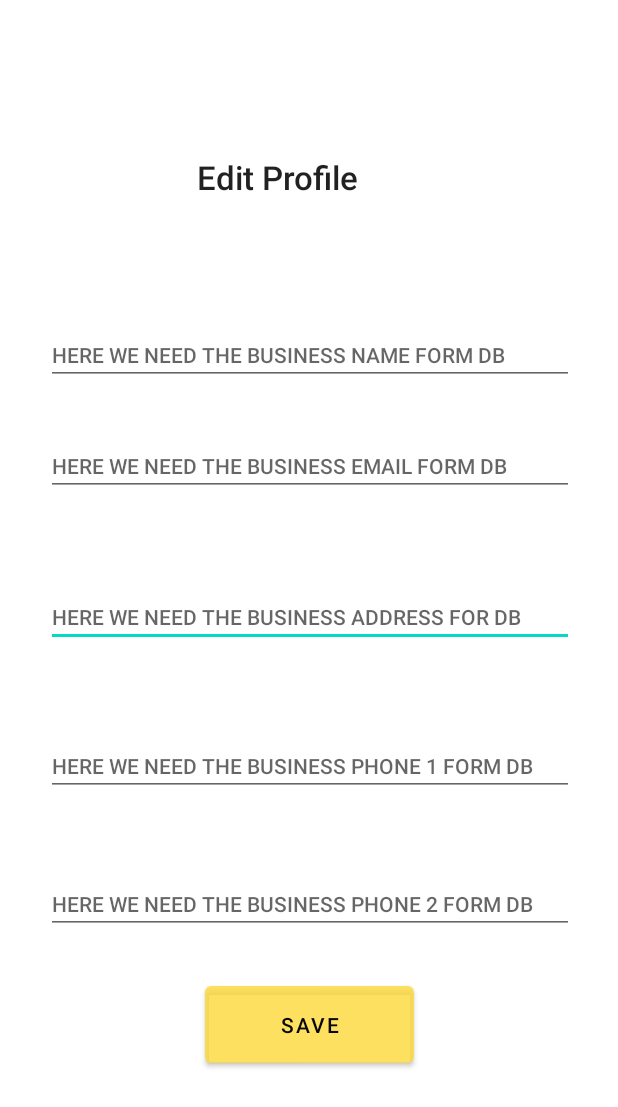
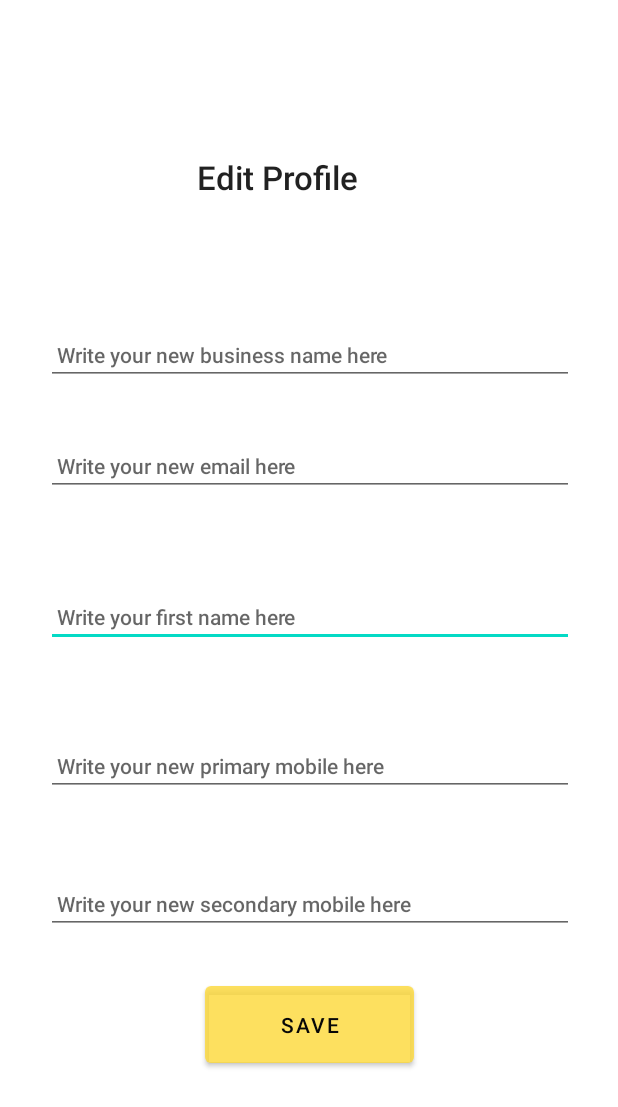
Before and after one commit to FDelivery/business-app, an Android app: the BusinessProfile screen opened directly, with no data from a screen before it, after a tap on "EDIT", on a phone screen of 412 x 824 dp. Shown: the top 1107 px of the screen. Run offline under Robolectric (Android 15) with nearby library versions, the phone set to English and light mode, and no system bars; 6 statements that could not run were skipped.

Commit message:
Finished PUT- updating details

```diff
--- a/app/src/main/java/com/project/fdelivery_bus/BusinessProfile.java
+++ b/app/src/main/java/com/project/fdelivery_bus/BusinessProfile.java
@@ -1,68 +1,83 @@
 package com.project.fdelivery_bus;
 
+import android.annotation.SuppressLint;
 import android.content.Intent;
 import android.os.Bundle;
 import android.util.Log;
 import android.widget.Button;
-import android.widget.EditText;
 import android.widget.TextView;
 import android.widget.Toast;
+
 
 import androidx.appcompat.app.AppCompatActivity;
 
 import com.google.gson.Gson;
 
-import retrofit2.Call;
-import retrofit2.Callback;
-import retrofit2.Response;
 
 public class BusinessProfile extends AppCompatActivity {
-    private EditText AddressMP;
-    private EditText EmailMP;
+    private TextView AddressMP;
+    private TextView EmailMP;
     private Button ChangeMP;
     private Button PassChangeMP;
     private TextView TextMP;
-    private EditText Phone1MP;
-    private EditText Phone2MP;
+    private TextView Phone1MP;
+    private TextView Phone2MP;
     private Button addDelivery;
     private RetrofitInterface rtfBase;
      Business businessUser;
 
 
+    @SuppressLint("SetTextI18n")
     @Override
     protected void onCreate(Bundle savedInstanceState) {
         super.onCreate(savedInstanceState);
         setContentView(R.layout.activity_business_profile);
 
-        AddressMP=(EditText)findViewById(R.id.AddressMP);
+        AddressMP=(TextView)findViewById(R.id.AddressMP);
         ChangeMP=(Button)findViewById(R.id.ChangeMP);
-        EmailMP=(EditText) findViewById(R.id.EmailMP);
+        EmailMP=(TextView) findViewById(R.id.EmailMP);
         PassChangeMP=(Button)findViewById(R.id.PassChangeMP);
         addDelivery=(Button)findViewById(R.id.buttonForAddDeliver);
         rtfBase = RetrofitBase.getRetrofitInterface();
         TextMP=(TextView)findViewById(R.id.TextMP);
-        Phone1MP=(EditText)findViewById(R.id.Phone1MP);
-        Phone2MP=(EditText)findViewById(R.id.Phone2MP);
+        Phone1MP=(TextView)findViewById(R.id.Phone1MP);
+        Phone2MP=(TextView)findViewById(R.id.Phone2MP);
         Bundle extras = getIntent().getExtras();
+        String FromIntent,ID;
         if(extras!=null)
         {
-                String idFromIntent = extras.getString("businessUserInGson");
-                businessUser = new Gson().fromJson(idFromIntent, Business.class);
-                Log.i("ttt", businessUser.getBusinessName());
+                FromIntent = extras.getString("businessUserInGson");
+                ID =extras.getString("id");
+                businessUser = new Gson().fromJson(FromIntent, Business.class);
+                Log.i("ttt", businessUser.getFirstName());
+                businessUser.setId(ID);
+
 
         }
-        Log.i("ttt2", businessUser.getBusinessName());
-
-
-
-
 
 
         TextMP.setText("welcome "+businessUser.getFirstName()+ " "+businessUser.getLastName());
+        EmailMP.setText("My email is: "+businessUser.getEmail());
+        AddressMP.setText("My address is:\n"+ "City: "+businessUser.getAddress().getCity()+"\nstreet: "+businessUser.getAddress().getStreet()
+        +"\nnumber: "+businessUser.getAddress().getNumber());
+        Phone1MP.setText("My phone is: "+businessUser.getPrimaryPhone());
+        if(!businessUser.getPhoneNumber2().isEmpty())
+        {
+            Phone2MP.setText("My second phone is: "+businessUser.getPhoneNumber2());
+        }
+        else{
+            Phone2MP.setText("My second phone is: No number entered");
 
+        }
 
+       // String finalFromIntent = FromIntent;
         ChangeMP.setOnClickListener((v) -> {
-            startActivity(new Intent(this, EditMyProfile.class));
+
+            Intent intent2 =new Intent(this, EditMyProfile.class);
+            intent2.putExtra("id",businessUser.getId());
+            Toast.makeText(BusinessProfile.this, "fill JUST what you need", Toast.LENGTH_LONG).show();
+            startActivity(intent2);
+
         });
 
         addDelivery.setOnClickListener((v) -> {
--- a/app/src/main/java/com/project/fdelivery_bus/EditMyProfile.java
+++ b/app/src/main/java/com/project/fdelivery_bus/EditMyProfile.java
@@ -19,33 +19,42 @@ import retrofit2.Callback;
 import retrofit2.Response;
 
 public class EditMyProfile extends AppCompatActivity {
-    private EditText AddressEP;
+    private EditText fnameEP;
     private EditText EmailEP;
-    private Button ChangeEP;
-    private TextView TextEP;
     private EditText Phone1EP;
     private EditText Phone2EP;
     private EditText NameEP;
     private RetrofitInterface rtfBase;
-
+    private Button ChangeEP;
+    String FromIntent;
     @Override
     protected void onCreate(Bundle savedInstanceState) {
         super.onCreate(savedInstanceState);
         setContentView(R.layout.activity_edit_my_profile);
 
-        AddressEP=(EditText)findViewById(R.id.AddressEP);
+        fnameEP=(EditText)findViewById(R.id.FnameEP);
         ChangeEP=(Button)findViewById(R.id.ChangeEP);
         EmailEP=(EditText) findViewById(R.id.EmailEP);
         NameEP=(EditText)findViewById(R.id.NameEP);
-        TextEP=(TextView)findViewById(R.id.TextEP);
         Phone1EP=(EditText)findViewById(R.id.Phone1EP);
         Phone2EP=(EditText)findViewById(R.id.Phone2EP);
         rtfBase = RetrofitBase.getRetrofitInterface();
 
+         Bundle extras = getIntent().getExtras();
 
+
+
+        if(extras!=null)
+        {
+            FromIntent = extras.getString("id");
+
+
+
+        }
         ChangeEP.setOnClickListener((v) -> {
-            updateUser("610803dc57237f3532b78d70");
-            startActivity(new Intent(this, BusinessProfile.class));
+
+
+            updateUser(FromIntent);
         });
     }
 
@@ -57,13 +66,17 @@ public class EditMyProfile extends AppCompatActivity {
         String NameText= NameEP.getText().toString();
         String Phone1Text= Phone1EP.getText().toString();
         String Phone2Text= Phone2EP.getText().toString();
+        String firstName=fnameEP.getText().toString();
 
 
         if(!emailText.isEmpty()) {
             map.put("email",emailText);
         }
         if(!NameText.isEmpty()) {
-            map.put("firstName",NameText);
+            map.put("businessName",NameText);
+        }
+        if(!firstName.isEmpty()) {
+            map.put("firstName",firstName);
         }
         if(!Phone1Text.isEmpty())
         {
@@ -73,8 +86,8 @@ public class EditMyProfile extends AppCompatActivity {
            map.put("secondaryPhone",Phone2Text);
         }
 
-Log.i("mytest",map.get("primaryPhone")+ " "+ map.get("firstName"));
-
+  // Log.i("mytest3333",id);
+     //   Log.i("mytest444",map.get("primaryPhone")+ " "+ map.get("firstName"));
         Call<Void> call = rtfBase.updateUser(id,map);
     call.enqueue(new Callback<Void>() {
         @Override
@@ -83,7 +96,7 @@ Log.i("mytest",map.get("primaryPhone")+ " "+ map.get("firstName"));
             {
 
                 Toast.makeText(EditMyProfile.this, "We update successfully", Toast.LENGTH_LONG).show();
-
+                GetUser(id);
             }
 
             if(response.code() == 400 || response.code()==500)
@@ -101,6 +114,50 @@ Log.i("mytest",map.get("primaryPhone")+ " "+ map.get("firstName"));
     });
     }
 
+    // get- in id, return user
+    public void GetUser(String id)
+    {
+
+        Intent intent = new Intent(this, BusinessProfile.class);
+
+      //  Log.i("myTest2--",id);
+
+        Call<String> call = rtfBase.getUser(id);
 
 
+        call.enqueue(new Callback<String>() {
+            @Override
+            public void onResponse(Call<String> call, Response<String> response)
+            {
+
+                if(response.code() == 200)
+                {
+
+
+                    intent.putExtra("businessUserInGson",response.body());
+                    intent.putExtra("id",id);
+                 //   Log.i("xxx",response.body());
+                    startActivity(intent);
+
+                }
+
+
+                if(response.code() == 400 || response.code()==500)
+                {
+                    //failure
+                    Toast.makeText(EditMyProfile.this, "this ID do not exist", Toast.LENGTH_LONG).show();
+
+                }
+            }
+
+            @Override
+            public void onFailure(Call<String> call, Throwable t) {
+                Toast.makeText(EditMyProfile.this, "Something went wrong " +t.getMessage(), Toast.LENGTH_LONG).show();
+
+            }
+        });
+
+
+    }
+
 }
--- a/app/src/main/java/com/project/fdelivery_bus/MainActivity.java
+++ b/app/src/main/java/com/project/fdelivery_bus/MainActivity.java
@@ -128,7 +128,7 @@ public class MainActivity extends AppCompatActivity {
 
 
     // get- in id, return user
-    public void GetUser(String id) // need to know how to use in accepted user
+    public void GetUser(String id)
     {
 
         Intent intent = new Intent(this, BusinessProfile.class);
@@ -153,6 +153,8 @@ public class MainActivity extends AppCompatActivity {
                  //   Log.i("TEST2",businessUser.getFirstName());
                   //  Toast.makeText(MainActivity.this, "We found your user", Toast.LENGTH_LONG).show();
                     intent.putExtra("businessUserInGson",response.body());
+                    intent.putExtra("id",id);
+
                     startActivity(intent);
 
 
--- a/app/src/main/java/com/project/fdelivery_bus/RegisterNewBusiness.java
+++ b/app/src/main/java/com/project/fdelivery_bus/RegisterNewBusiness.java
@@ -11,7 +11,7 @@ import android.widget.Toast;
 import androidx.appcompat.app.AppCompatActivity;
 
 import java.util.HashMap;
-import java.util.concurrent.TimeUnit;
+
 
 import retrofit2.Call;
 import retrofit2.Callback;
@@ -184,7 +184,7 @@ public class RegisterNewBusiness extends AppCompatActivity {
         HashMap<String, String> help = new HashMap<>();
         help.put("email",business.getEmail()) ;
         help.put("password",business.getPassword());
-        Call<String[]> call = rtfBase.connect(help); //we get token
+        Call<String[]> call = rtfBase.connect(help); //we get token and id
         call.enqueue(new Callback<String[]>() {
             @Override
             public void onResponse(Call<String[]> call, Response<String[]> response) {
--- a/app/src/main/res/layout/activity_edit_my_profile.xml
+++ b/app/src/main/res/layout/activity_edit_my_profile.xml
@@ -8,11 +8,11 @@
     tools:context=".EditMyProfile">
 
     <EditText
-        android:id="@+id/AddressEP"
+        android:id="@+id/FnameEP"
         android:layout_width="352dp"
         android:layout_height="40dp"
         android:ems="10"
-        android:hint="@string/AddressEP"
+        android:hint=" Write your first name here"
         android:inputType="textPersonName"
         android:textAppearance="@style/TextAppearance.AppCompat.Body2"
         app:layout_constraintBottom_toBottomOf="parent"
@@ -28,7 +28,7 @@
         android:layout_width="352dp"
         android:layout_height="40dp"
         android:ems="10"
-        android:hint="@string/Phone2EP"
+        android:hint=" Write your new secondary mobile here"
         android:inputType="phone"
         android:textAppearance="@style/TextAppearance.AppCompat.Body2"
         app:layout_constraintBottom_toBottomOf="parent"
@@ -43,7 +43,7 @@
         android:layout_width="352dp"
         android:layout_height="40dp"
         android:ems="10"
-        android:hint="@string/Phone1EP"
+        android:hint=" Write your new primary mobile here"
         android:inputType="phone"
         android:textAppearance="@style/TextAppearance.AppCompat.Body2"
         app:layout_constraintBottom_toBottomOf="parent"
@@ -86,7 +86,7 @@
         android:layout_width="352dp"
         android:layout_height="40dp"
         android:ems="10"
-        android:hint="@string/EmailEP"
+        android:hint=" Write your new email here"
         android:inputType="textEmailAddress"
         android:textAppearance="@style/TextAppearance.AppCompat.Body2"
         app:layout_constraintBottom_toBottomOf="parent"
@@ -101,7 +101,7 @@
         android:layout_width="352dp"
         android:layout_height="40dp"
         android:ems="10"
-        android:hint="@string/NameEP"
+        android:hint=" Write your new business name here"
         android:inputType="textEmailAddress"
         android:textAppearance="@style/TextAppearance.AppCompat.Body2"
         app:layout_constraintBottom_toBottomOf="parent"
```
Also changed, not shown: app/src/main/res/layout/activity_business_profile.xml (+4 -4 lines).
